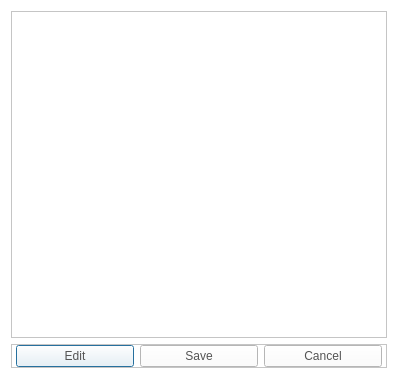
fsest4u/CaX_03, file CaX/dialog/trackinfodialog.ui: the form before one commit.
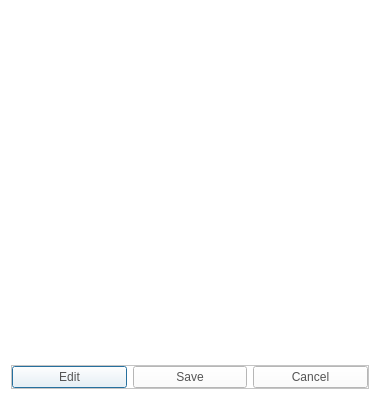
The form after the commit. Icons and pictures are not drawn.

Diff of the .ui file:
```diff
--- a/CaX/dialog/trackinfodialog.ui
+++ b/CaX/dialog/trackinfodialog.ui
@@ -6,10 +6,16 @@
    <rect>
     <x>0</x>
     <y>0</y>
-    <width>398</width>
-    <height>379</height>
+    <width>380</width>
+    <height>400</height>
    </rect>
   </property>
+  <property name="minimumSize">
+   <size>
+    <width>380</width>
+    <height>400</height>
+   </size>
+  </property>
   <property name="windowTitle">
    <string>Track Info</string>
   </property>
@@ -151,6 +157,12 @@
    </item>
    <item row="0" column="0">
     <widget class="QScrollArea" name="scrollArea">
+     <property name="styleSheet">
+      <string notr="true">QScrollArea
+{
+  border: 0px solid #ffffff;
+}</string>
+     </property>
      <property name="widgetResizable">
       <bool>true</bool>
      </property>
@@ -159,8 +171,8 @@
        <rect>
         <x>0</x>
         <y>0</y>
-        <width>378</width>
-        <height>325</height>
+        <width>362</width>
+        <height>348</height>
        </rect>
       </property>
       <layout class="QGridLayout" name="gridLayoutScrollArea"/>
```
